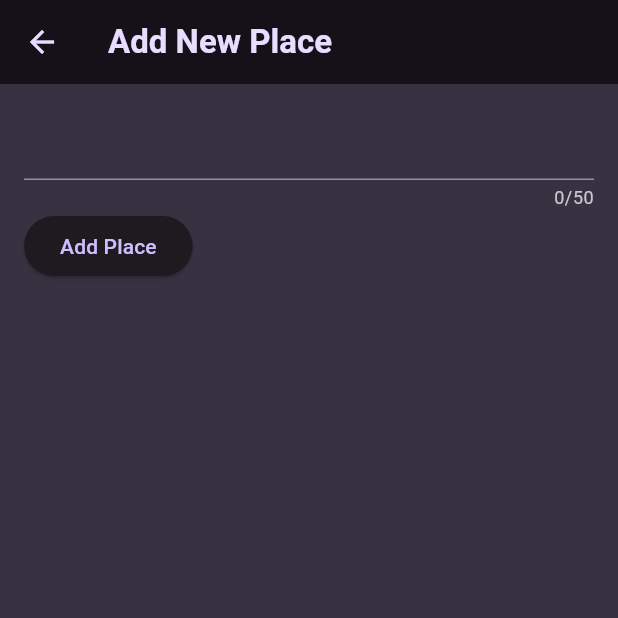
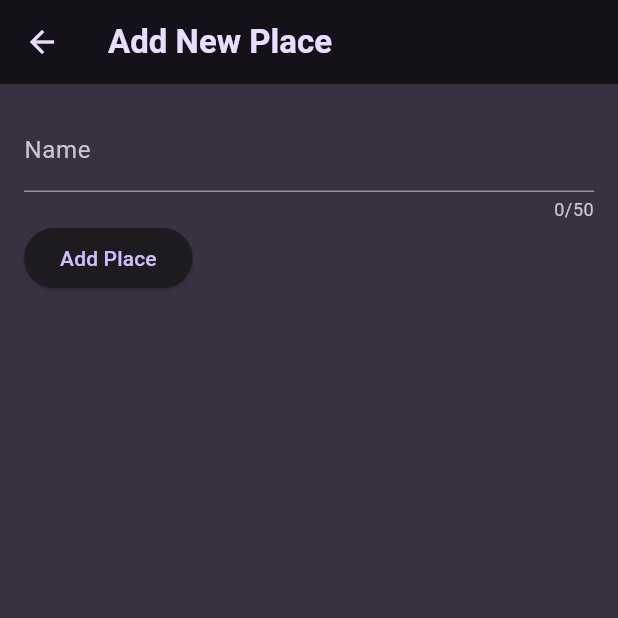
Before and after one commit to prabeshkunwar12/favorite_places_app, a Flutter app: the screen it shows after launch, after a tap on the "add" icon, on a phone screen of 412 x 824 dp, the top half of it. Run offline on Flutter 3.47's test engine with Material 3 defaults, Android fonts, the phone set to English and light mode, and no system bars; our stand-ins replace flutter_riverpod, google_fonts.

Commit message:
added place details screen

```diff
--- a/lib/main.dart
+++ b/lib/main.dart
@@ -29,6 +29,15 @@ final theme = ThemeData().copyWith(
       fontWeight: FontWeight.bold,
       color: colorScheme.onPrimaryContainer,
     ),
+    bodySmall: GoogleFonts.ubuntuCondensed(
+      color: colorScheme.onPrimaryContainer,
+    ),
+    bodyMedium: GoogleFonts.ubuntuCondensed(
+      color: colorScheme.onPrimaryContainer,
+    ),
+    bodyLarge: GoogleFonts.ubuntuCondensed(
+      color: colorScheme.onPrimaryContainer,
+    ),
   ),
 );
 
--- a/lib/models/place.dart
+++ b/lib/models/place.dart
@@ -1,4 +1,9 @@
+import 'package:uuid/uuid.dart';
+
+const uuid = Uuid();
+
 class Place {
+  final String id;
   final String name;
-  const Place({required this.name});
+  Place({required this.name}) : id = uuid.v4();
 }
--- a/lib/providers/favorite_places_provider.dart
+++ b/lib/providers/favorite_places_provider.dart
@@ -2,7 +2,7 @@ import 'package:favorite_places_app/models/place.dart';
 import 'package:flutter_riverpod/flutter_riverpod.dart';
 
 class FavoritePlacesNotifier extends StateNotifier<List<Place>> {
-  FavoritePlacesNotifier() : super([]);
+  FavoritePlacesNotifier() : super(const []);
 
   void addPlaces(Place place) {
     state = [...state, place];
--- a/lib/screens/add_new_places_screen.dart
+++ b/lib/screens/add_new_places_screen.dart
@@ -29,13 +29,14 @@ class _AddNewPlacesScreenState extends ConsumerState<AddNewPlacesScreen> {
       appBar: AppBar(
         title: const Text("Add New Place"),
       ),
-      body: Padding(
+      body: SingleChildScrollView(
         padding: const EdgeInsets.all(16),
         child: Form(
             key: _formKey,
             child: Column(
               children: [
                 TextFormField(
+                  decoration: const InputDecoration(labelText: "Name"),
                   initialValue: '',
                   maxLength: 50,
                   validator: (value) {
@@ -50,7 +51,8 @@ class _AddNewPlacesScreenState extends ConsumerState<AddNewPlacesScreen> {
                     _name = newValue;
                   },
                   style: TextStyle(
-                      color: Theme.of(context).colorScheme.onPrimaryContainer),
+                    color: Theme.of(context).colorScheme.onPrimaryContainer,
+                  ),
                 ),
                 Row(
                   children: [
--- a/lib/screens/home_screen.dart
+++ b/lib/screens/home_screen.dart
@@ -4,16 +4,13 @@ import 'package:favorite_places_app/widgets/places_card.dart';
 import 'package:flutter/material.dart';
 import 'package:flutter_riverpod/flutter_riverpod.dart';
 
-class HomeScreen extends ConsumerStatefulWidget {
+class HomeScreen extends ConsumerWidget {
   const HomeScreen({super.key});
 
   @override
-  ConsumerState<HomeScreen> createState() {
-    return _HomeScreenState();
-  }
-}
+  Widget build(BuildContext context, WidgetRef ref) {
+    final places = ref.watch(favoritePlaceProvider);
 
-class _HomeScreenState extends ConsumerState<HomeScreen> {
     void addPlacesScreen() {
       Navigator.push(
         context,
@@ -23,9 +20,18 @@ class _HomeScreenState extends ConsumerState<HomeScreen> {
       );
     }
 
-  @override
-  Widget build(BuildContext context) {
-    final places = ref.watch(favoritePlaceProvider);
+    final content = ListView.builder(
+      itemCount: places.length,
+      itemBuilder: (ctx, index) => PlacesCard(place: places[index]),
+    );
+
+    final empty = Center(
+      child: Text(
+        "No places added yet",
+        style: Theme.of(context).textTheme.titleMedium,
+      ),
+    );
+
     return Scaffold(
       appBar: AppBar(
         title: const Text(
@@ -40,10 +46,7 @@ class _HomeScreenState extends ConsumerState<HomeScreen> {
               )),
         ],
       ),
-      body: ListView.builder(
-        itemCount: places.length,
-        itemBuilder: (ctx, index) => PlacesCard(place: places[index]),
-      ),
+      body: places.isEmpty ? empty : content,
     );
   }
 }
--- a/pubspec.yaml
+++ b/pubspec.yaml
@@ -38,6 +38,7 @@ dependencies:
   google_fonts: ^6.2.1
   flutter_riverpod: ^2.5.1
   riverpod_annotation: ^2.3.5
+  uuid: ^4.4.0
 
 dev_dependencies:
   flutter_test:
```
Also changed, not shown: lib/screens/place_details_screen.dart (added, +17 -0 lines), lib/widgets/places_card.dart (+9 -1 lines), pubspec.lock. Lines whose indentation alone changed are shown as unchanged.
